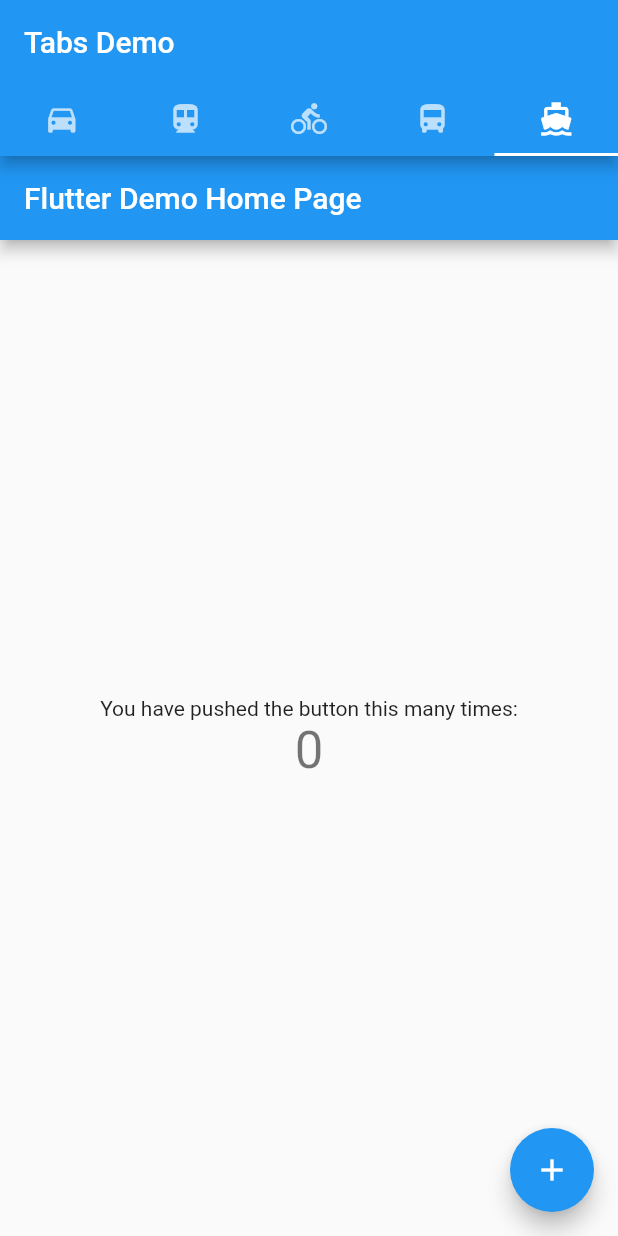
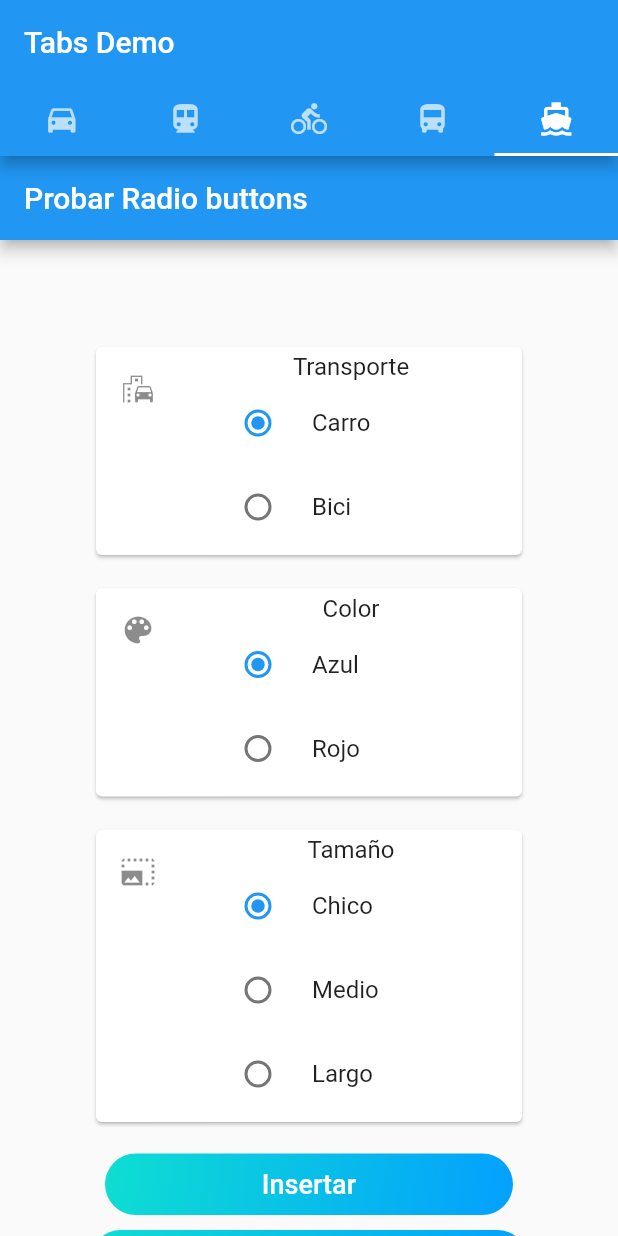
Before and after one commit to 3midro/flutter_hello_world, a Flutter app: the screen it shows after launch, tab 5 chosen, on a phone screen of 412 x 824 dp. Run offline on Flutter 3.47's test engine with Material 2 defaults, Android fonts, the phone set to English and light mode, and no system bars; our stand-ins replace sqflite; accounts and stored records are empty.

Commit message:
agregar nueva pestaña
modifique la ultima pstaña, agregando radio buttons y que los guarde en la base de datos locas SQlite

```diff
--- a/lib/main.dart
+++ b/lib/main.dart
@@ -27,7 +27,6 @@ void main() {
   print(document.toString());
   print(document.toXmlString(pretty: true, indent: '\t'));
   //creaDB();
-  final dbHelper = DatabaseHelper.instance;
 }
 
 /*void creaDB() async {
@@ -180,19 +179,20 @@ void _insert(String a, String b) async {
     DatabaseHelper.columnNombre : a,
     DatabaseHelper.columnApellido : b
   };
-  final id = await dbHelper.insert("my_table",row);
+  final id = await dbHelper.insert("table_datos",row);
   print("Se inserto el ID -> $id");
 }
 void _ver() async{
-  final allRows = await dbHelper.queryAllRows("my_table");
+  final allRows = await dbHelper.queryAllRows("table_datos");
   print("Contenido de la BD");
   allRows.forEach((row) => print(row));
 }
 void _borrar() async {
-    final id = await dbHelper.queryRowCount("my_table");
-    final rowsDeleted = await dbHelper.delete("my_table",id);
+    final id = await dbHelper.queryRowCount("table_datos");
+    final rowsDeleted = await dbHelper.delete("table_datos",id);
     print("Se borraron $rowsDeleted registros con el id -> $id");
 }
+
 
 }
 
@@ -268,18 +268,18 @@ class MyForm2 extends State<Form2> {
     DatabaseHelper.columnDeporte : a,
     DatabaseHelper.columnEdad : b
   };
-  final id = await dbHelper.insert("deportes",row);
-  print("Se inserto el ID -> $id");
+  final idDep = await dbHelper.insert("table_deportes",row);
+  print("Se inserto el ID -> $idDep");
 }
 void _ver() async{
-  final allRows = await dbHelper.queryAllRows("deportes");
+  final allRows = await dbHelper.queryAllRows("table_deportes");
   print("Contenido de la BD");
   allRows.forEach((row) => print(row));
 }
 void _borrar() async {
-    final id = await dbHelper.queryRowCount("deportes");
-    final rowsDeleted = await dbHelper.delete("deportes",id);
-    print("Se borraron $rowsDeleted registros con el id -> $id");
+    final idDep = await dbHelper.queryRowCount("table_deportes");
+    final rowsDeleted = await dbHelper.deleteDeporte("table_deportes",idDep);
+    print("Se borraron $rowsDeleted registros con el id -> $idDep");
 }
 
 }
@@ -347,113 +347,250 @@ class MyApp extends StatelessWidget {
   // This widget is the root of your application.
   @override
   Widget build(BuildContext context) {
+    final appTitle = 'Probar Radio buttons';
+
     return MaterialApp(
-      title: 'Flutter Demo',
-      theme: ThemeData(
-        // This is the theme of your application.
-        //
-        // Try running your application with "flutter run". You'll see the
-        // application has a blue toolbar. Then, without quitting the app, try
-        // changing the primarySwatch below to Colors.green and then invoke
-        // "hot reload" (press "r" in the console where you ran "flutter run",
-        // or simply save your changes to "hot reload" in a Flutter IDE).
-        // Notice that the counter didn't reset back to zero; the application
-        // is not restarted.
-        primarySwatch: Colors.blue,
-        // This makes the visual density adapt to the platform that you run
-        // the app on. For desktop platforms, the controls will be smaller and
-        // closer together (more dense) than on mobile platforms.
-        visualDensity: VisualDensity.adaptivePlatformDensity,
+      title: appTitle,
+      home: Scaffold(
+        appBar: AppBar(
+          title: Text(appTitle),
+        ),
+        body: MyCustomRadio(),
+        resizeToAvoidBottomPadding: false,
       ),
-      home: MyHomePage(title: 'Flutter Demo Home Page'),
     );
   }
 }
 
-class MyHomePage extends StatefulWidget {
-  MyHomePage({Key key, this.title}) : super(key: key);
-
-  // This widget is the home page of your application. It is stateful, meaning
-  // that it has a State object (defined below) that contains fields that affect
-  // how it looks.
-
-  // This class is the configuration for the state. It holds the values (in this
-  // case the title) provided by the parent (in this case the App widget) and
-  // used by the build method of the State. Fields in a Widget subclass are
-  // always marked "final".
-
-  final String title;
-
+// Crea un Widget Form
+class MyCustomRadio extends StatefulWidget {
   @override
-  _MyHomePageState createState() => _MyHomePageState();
+  MyCustomRadioFormState createState() {
+    return MyCustomRadioFormState();
+  }
 }
 
-class _MyHomePageState extends State<MyHomePage> {
-  int _counter = 0;
-
-  void _incrementCounter() {
-    setState(() {
-      // This call to setState tells the Flutter framework that something has
-      // changed in this State, which causes it to rerun the build method below
-      // so that the display can reflect the updated values. If we changed
-      // _counter without calling setState(), then the build method would not be
-      // called again, and so nothing would appear to happen.
-      _counter++;
-    });
-  }
+// Crea una clase State correspondiente. Esta clase contendrá los datos relacionados con
+// el formulario.
+class MyCustomRadioFormState extends State<MyCustomRadio> {
+  final _formKey = GlobalKey<FormState>();
+  final dbHelper = DatabaseHelper.instance;
 
   @override
   Widget build(BuildContext context) {
-    // This method is rerun every time setState is called, for instance as done
-    // by the _incrementCounter method above.
-    //
-    // The Flutter framework has been optimized to make rerunning build methods
-    // fast, so that you can just rebuild anything that needs updating rather
-    // than having to individually change instances of widgets.
-    return Scaffold(
-      appBar: AppBar(
-        // Here we take the value from the MyHomePage object that was created by
-        // the App.build method, and use it to set our appbar title.
-        title: Text(widget.title),
-      ),
-      body: Center(
-        // Center is a layout widget. It takes a single child and positions it
-        // in the middle of the parent.
-        child: Column(
-          // Column is also a layout widget. It takes a list of children and
-          // arranges them vertically. By default, it sizes itself to fit its
-          // children horizontally, and tries to be as tall as its parent.
-          //
-          // Invoke "debug painting" (press "p" in the console, choose the
-          // "Toggle Debug Paint" action from the Flutter Inspector in Android
-          // Studio, or the "Toggle Debug Paint" command in Visual Studio Code)
-          // to see the wireframe for each widget.
-          //
-          // Column has various properties to control how it sizes itself and
-          // how it positions its children. Here we use mainAxisAlignment to
-          // center the children vertically; the main axis here is the vertical
-          // axis because Columns are vertical (the cross axis would be
-          // horizontal).
-          mainAxisAlignment: MainAxisAlignment.center,
-          children: <Widget>[
-            Text(
-              'You have pushed the button this many times:',
+    return MaterialApp(
+      home: new Scaffold(
+        body: new SingleChildScrollView(
+          child: new Container(
+            margin: new EdgeInsets.all(60.0),
+            child: new Form(
+              key: _formKey,
+              child: formUI(),
             ),
-            Text(
-              '$_counter',
-              style: Theme.of(context).textTheme.headline4,
-            ),
-          ],
+          ),
         ),
       ),
-      floatingActionButton: FloatingActionButton(
-        onPressed: _incrementCounter,
-        tooltip: 'Increment',
-        child: Icon(Icons.add),
-      ), // This trailing comma makes auto-formatting nicer for build methods.
     );
   }
+  formItemsDesign(icon, item) {
+    return Padding(
+      padding: EdgeInsets.symmetric(vertical: 7),
+      child: Card(child: ListTile(leading: Icon(icon), title: item)),
+    );
+  }
+
+String color = 'azul';
+String transporte = 'carro';
+String tamanio = 'chico';
+
+  Widget formUI() {
+    return Column(
+      children: <Widget>[
+        formItemsDesign(
+            Icons.emoji_transportation,
+            Column(children: <Widget>[
+              Text("Transporte"),
+              RadioListTile<String>(
+                title: Text('Carro'),
+                value: 'carro',
+                groupValue: transporte,
+                onChanged: (value) {
+                  setState(() {
+                    transporte = value;
+                  });
+                },
+              ),
+              RadioListTile<String>(
+                title: const Text('Bici'),
+                value: 'Bici',
+                groupValue: transporte,
+                onChanged: (value) {
+                  setState(() {
+                    transporte = value;
+                  });
+                },
+              )
+            ])),
+        formItemsDesign(
+            Icons.color_lens,
+            Column(children: <Widget>[
+              Text("Color"),
+              RadioListTile<String>(
+                title: Text('Azul'),
+                value: 'azul',
+                groupValue: color,
+                onChanged: (value) {
+                  setState(() {
+                    color = value;
+                  });
+                },
+              ),
+              RadioListTile<String>(
+                title: const Text('Rojo'),
+                value: 'rojo',
+                groupValue: color,
+                onChanged: (value) {
+                  setState(() {
+                    color = value;
+                  });
+                },
+              )
+            ])),
+            formItemsDesign(
+            Icons.photo_size_select_large,
+            Column(children: <Widget>[
+              Text("Tamaño"),
+              RadioListTile<String>(
+                title: Text('Chico'),
+                value: 'chico',
+                groupValue: tamanio,
+                onChanged: (value) {
+                  setState(() {
+                    tamanio = value;
+                  });
+                },
+              ),
+              RadioListTile<String>(
+                title: const Text('Medio'),
+                value: 'medio',
+                groupValue: tamanio,
+                onChanged: (value) {
+                  setState(() {
+                    tamanio = value;
+                  });
+                },
+              ),
+              RadioListTile<String>(
+                title: const Text('Largo'),
+                value: 'largo',
+                groupValue: tamanio,
+                onChanged: (value) {
+                  setState(() {
+                    tamanio = value;
+                  });
+                },
+              )
+            ])),
+        GestureDetector(
+            onTap: () {
+              /*print('El Transporte es -> ${transporte.toString()}');
+              print('El color es -> ${color.toString()}');
+              print('El Tamaño es -> ${tamanio.toString()}');*/
+              _insert(transporte.toString(),color.toString(),tamanio.toString());
+            },
+            child: Container(
+              margin: new EdgeInsets.all(10.0),
+              alignment: Alignment.center,
+              decoration: ShapeDecoration(
+                shape: RoundedRectangleBorder(
+                    borderRadius: BorderRadius.circular(50.0)),
+                gradient: LinearGradient(colors: [
+                  Color(0xFF0EDED2),
+                  Color(0xFF03A0FE),
+                ], begin: Alignment.topLeft, end: Alignment.bottomRight),
+              ),
+              child: Text("Insertar",
+                  style: TextStyle(
+                      color: Colors.white,
+                      fontSize: 18,
+                      fontWeight: FontWeight.w500)),
+              padding: EdgeInsets.only(top: 10, bottom: 10),
+            ),
+            ),
+            GestureDetector(
+            onTap: () {
+              _ver();
+            },
+            child: Container(
+              alignment: Alignment.center,
+              decoration: ShapeDecoration(
+                shape: RoundedRectangleBorder(
+                    borderRadius: BorderRadius.circular(50.0)),
+                gradient: LinearGradient(colors: [
+                  Color(0xFF0EDED2),
+                  Color(0xFF03A0FE),
+                ], begin: Alignment.topLeft, end: Alignment.bottomRight),
+              ),
+              child: Text("Ver",
+                  style: TextStyle(
+                      color: Colors.white,
+                      fontSize: 18,
+                      fontWeight: FontWeight.w500)),
+              padding: EdgeInsets.only(top: 10, bottom: 10),
+            ),
+            ),
+            GestureDetector(
+            onTap: () {
+              _borrar();
+            },
+            child: Container(
+              margin: new EdgeInsets.all(10.0),
+              alignment: Alignment.center,
+              decoration: ShapeDecoration(
+                shape: RoundedRectangleBorder(
+                    borderRadius: BorderRadius.circular(50.0)),
+                gradient: LinearGradient(colors: [
+                  Color(0xFF0EDED2),
+                  Color(0xFF03A0FE),
+                ], begin: Alignment.topLeft, end: Alignment.bottomRight),
+              ),
+              child: Text("Borrar",
+                  style: TextStyle(
+                      color: Colors.white,
+                      fontSize: 18,
+                      fontWeight: FontWeight.w500)),
+              padding: EdgeInsets.only(top: 10, bottom: 10),
+            ),
+            )
+      ],
+    );
+  }
+
+void _insert(String a, String b, String c) async {
+  //row to insert
+  //print("El valor de a es: ${a.toString()} y el valor de b es: ${b.toString()}");
+  Map<String, dynamic> row = {
+    DatabaseHelper.columnTransporte : a,
+    DatabaseHelper.columnColor : b,
+    DatabaseHelper.columnTam : c,
+  };
+  final idOpc = await dbHelper.insert("table_opciones",row);
+  print("Se inserto el ID -> $idOpc");
 }
+
+void _ver() async{
+  final allRows = await dbHelper.queryAllRows("table_opciones");
+  print("Contenido de la BD");
+  allRows.forEach((row) => print(row));
+}
+void _borrar() async {
+    final idOpc = await dbHelper.queryRowCount("table_opciones");
+    final rowsDeleted = await dbHelper.deleteOpciones("table_opciones",idOpc);
+    print("Se borraron $rowsDeleted registros con el id -> $idOpc");
+}
+
+}
+
 
 class RegisterPage extends StatefulWidget {
   @override
```
Also changed, not shown: lib/database_helper.dart (+38 -13 lines).
